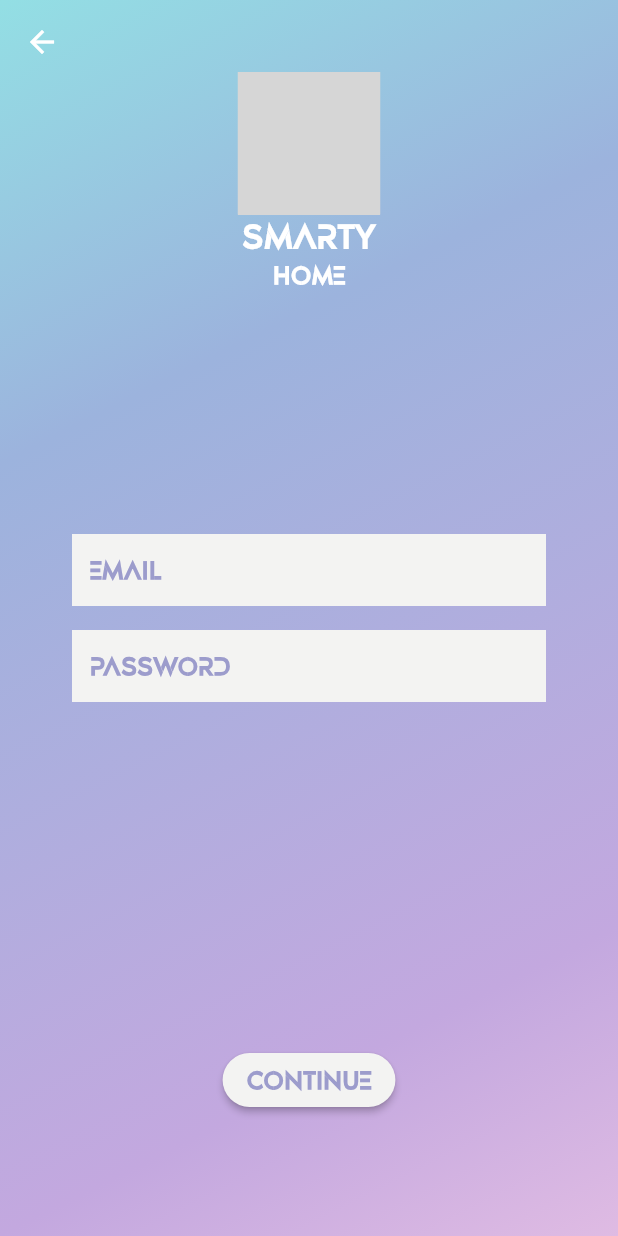
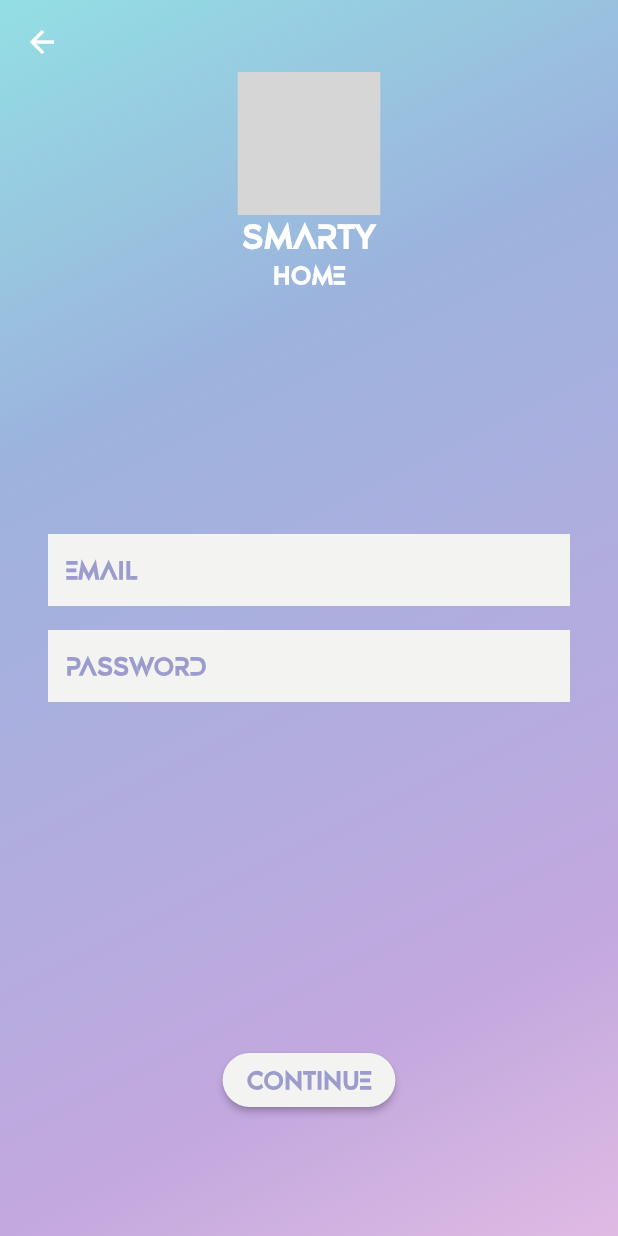
Before and after one commit to amst-fiec/2T2021-Casa-Inteligente, a Flutter app: the screen it shows after launch, after a tap on "sign in", on a phone screen of 412 x 824 dp. Run offline on Flutter 3.47's test engine with Material 2 defaults, Android fonts, the phone set to English and light mode, and no system bars; our stand-ins replace animate_do, community_material_icon, firebase_auth, firebase_core, flutter_spinkit, flutter_svg and 1 more; accounts and stored records are empty; grey boxes are pictures that could not be loaded.

Commit message:
[ADD] Widget Effects

```diff
--- a/lib/pages/login.dart
+++ b/lib/pages/login.dart
@@ -59,13 +59,14 @@ class Login extends StatelessWidget {
                 ),
                 Padding(
                   padding: const EdgeInsets.symmetric(
-                    horizontal: 48,
+                    horizontal: 32,
                   ),
                   child: Column(
                     mainAxisAlignment: MainAxisAlignment.center,
                     crossAxisAlignment: CrossAxisAlignment.stretch,
                     children: [
-                      const TextField(
+                      BounceInLeft(
+                        child: const TextField(
                           style: TextStyle(
                               color: itemColor,
                               fontFamily: 'Designer',
@@ -78,10 +79,12 @@ class Login extends StatelessWidget {
                               fillColor: backgroundColor,
                               filled: true),
                         ),
+                      ),
                       Container(
                         height: 16,
                       ),
-                      const TextField(
+                      BounceInRight(
+                        child: const TextField(
                           obscureText: true,
                           enableSuggestions: false,
                           autocorrect: false,
@@ -97,11 +100,13 @@ class Login extends StatelessWidget {
                               fillColor: backgroundColor,
                               filled: true),
                         ),
+                      ),
                     ],
                   ),
                 ),
                 Positioned(
                     bottom: 80,
+                    child: BounceInUp(
                       child: ElevatedButton(
                         style: buttonStyle,
                         onPressed: () {
@@ -115,6 +120,7 @@ class Login extends StatelessWidget {
                               fontSize: 24,
                               fontWeight: FontWeight.bold),
                         ),
+                      ),
                     )),
               ],
             ),
--- a/lib/pages/login_options.dart
+++ b/lib/pages/login_options.dart
@@ -46,19 +46,20 @@ class _LoginOptionsState extends State<LoginOptions> {
           child: Stack(
             alignment: AlignmentDirectional.center,
             children: [
-              const Positioned(
+              Positioned(
                 top: 48,
-                child: Logo(),
+                child: BounceInDown(child: const Logo()),
               ),
               Padding(
                 padding: const EdgeInsets.symmetric(
-                  horizontal: 48,
+                  horizontal: 32,
                 ),
                 child: Column(
                   mainAxisAlignment: MainAxisAlignment.center,
                   crossAxisAlignment: CrossAxisAlignment.stretch,
                   children: [
-                    ElevatedButton.icon(
+                    BounceInLeft(
+                      child: ElevatedButton.icon(
                         style: buttonStyle,
                         onPressed: () {
                           Navigator.pushNamed(context, '/login');
@@ -76,6 +77,7 @@ class _LoginOptionsState extends State<LoginOptions> {
                         icon: const Icon(
                           Icons.mail_outline_rounded,
                           color: itemColor,
+                        ),
                       ),
                     ),
                     Padding(
@@ -108,7 +110,7 @@ class _LoginOptionsState extends State<LoginOptions> {
                         ],
                       ),
                     ),
-                    const GoogleSignInButton(),
+                    BounceInRight(child: const GoogleSignInButton()),
                   ],
                 ),
               ),
```
Also changed, not shown: lib/pages/menu.dart (+9 -4 lines), lib/pages/temperature_analysis.dart (+8 -6 lines). Lines whose indentation alone changed are shown as unchanged.
